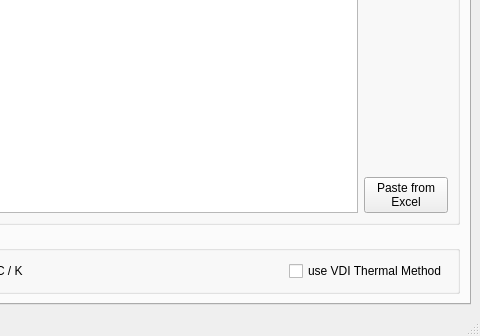
Before: the Qt Designer form BAT/src/gui/bat_gui.ui in misams/BAT, drawn with Qt 5; both pictures show x 350 to 830 and y 300 to 636 of the 830 by 636 pixel window.
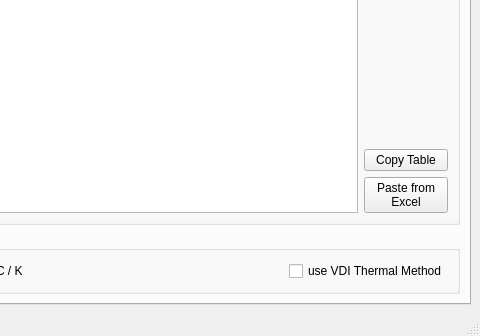
After: the same form once the commit is applied. The open tabs and pages were chosen to show the change.

Commit message: ui-dir changed in bat.ini and minor updates

What changed in the file:
```diff
--- a/BAT/src/gui/bat_gui.ui
+++ b/BAT/src/gui/bat_gui.ui
@@ -982,6 +982,13 @@
                </property>
               </spacer>
              </item>
+             <item>
+              <widget class="QPushButton" name="copyLoadsTable">
+               <property name="text">
+                <string>Copy Table</string>
+               </property>
+              </widget>
+             </item>
              <item>
               <widget class="QPushButton" name="pasteLoadsExcel">
                <property name="text">
```
Left out of the diff: 10 changed lines with no effect on the pictures. The commit also changes 6 other files.
